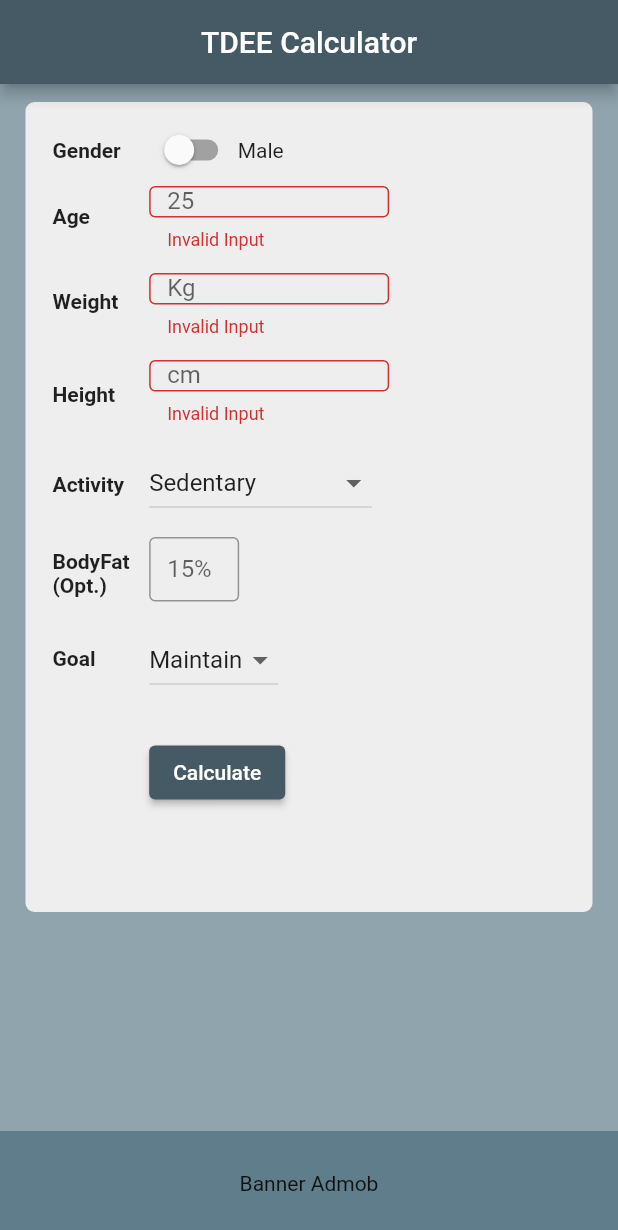
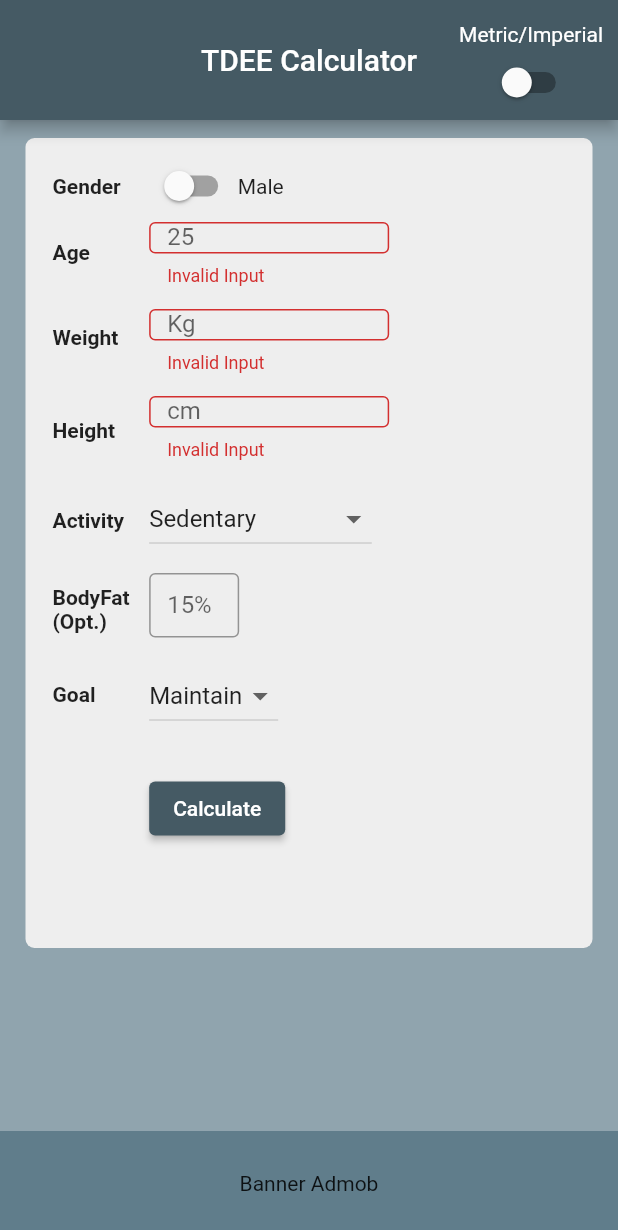
Before and after one commit to grcjariten/kilokallo, a Flutter app: the screen it shows after launch, after a tap on "Calculate", on a phone screen of 412 x 824 dp. Shown: the top 1230 px of the screen. Run offline on Flutter 3.47's test engine with Material 2 defaults, Android fonts, the phone set to English and light mode, and no system bars.

Commit message:
Fatto funzionare il validate per bene Validare il form ora pulisce i campi Switch male/female funzionante per la logica Inserito di nuovo lo switch Metric / Imperial
Cosa fare:
Sostituire l'altezza con un form dropdown con le scelte, bella roba

```diff
--- a/lib/main.dart
+++ b/lib/main.dart
@@ -30,10 +30,16 @@ class _MainPageState extends State<MainPage> {
   String? selectedGoal = "Maintain";
   final formKey = GlobalKey<FormState>();
   bool female = false;
+  bool imperial = false;
   int ageValue = 25;
   int weightValue = 70;
   int heightValue = 170;
-  int? bodyfatValue;
+  int bodyfatValue = 0;
+
+  TextEditingController ageController = TextEditingController();
+  TextEditingController weightController = TextEditingController();
+  TextEditingController heightController = TextEditingController();
+  TextEditingController bodyfatController = TextEditingController();
 
   List<DropdownMenuItem<String>> activities = const [
     DropdownMenuItem(value: "Sedentary", child: Text("Sedentary")),
@@ -55,9 +61,29 @@ class _MainPageState extends State<MainPage> {
       resizeToAvoidBottomInset: true,
       backgroundColor: Colors.blueGrey[300],
       appBar: AppBar(
+        toolbarHeight: 80,
         backgroundColor: Colors.blueGrey[700],
         title: const Text("TDEE Calculator"),
         centerTitle: true,
+        actions: [
+          Padding(
+            padding: const EdgeInsets.fromLTRB(0, 15, 10, 0),
+            child: Column(
+              children: [
+                const Text("Metric/Imperial"),
+                Switch(value: imperial, onChanged: (value) {
+                  setState(() {
+                    value == false ? imperial = false : imperial = true;
+                    print(imperial);
+                  });
+
+                })
+              ],
+
+            ),
+          ),
+
+        ],
 
       ),
       body: Padding(
@@ -100,9 +126,8 @@ class _MainPageState extends State<MainPage> {
                                 value: female,
                                 onChanged: (value) {
                                   setState(() {
-                                    female == true
-                                        ? female = false
-                                        : female = true;
+                                    value == false ? female = false : female = true;
+
                                   });
                                 },
                               ),
@@ -111,11 +136,11 @@ class _MainPageState extends State<MainPage> {
                                   : const Text("Male")
                             ],
                           ),
-                          numberBox(160, "25", "age", 5, 100, false),
-                          numberBox(160, "Kg", "weight", 35, 250, false),
-                          numberBox(160, "cm", "height", 100, 220, false),
+                          numberBox(160, "25", "age", ageController, 5, 100, false),
+                          numberBox(160, "Kg", "weight", weightController, 35, 250, false),
+                          numberBox(160, "cm", "height", heightController, 100, 220, false),
                           dropdownBox(activities, selectedActivity),
-                          numberBox(60, "15%", "bodyfat", 3, 50, true),
+                          numberBox(60, "15%", "bodyfat", bodyfatController, 3, 50, true),
                           dropdownBox(goals, selectedGoal),
                           calculateButton(formKey)
                         ],
@@ -146,8 +171,7 @@ class _MainPageState extends State<MainPage> {
     );
   }
 
-  Padding numberBox(double width, String labelText, String type, int minInput, int maxInput, bool optional) {
-
+  Padding numberBox(double width, String labelText, String type, TextEditingController controller, int minInput, int maxInput, bool optional) {
     String? numberValidator(String? value) {
       if(value==null) {
         return null;
@@ -161,6 +185,7 @@ class _MainPageState extends State<MainPage> {
           return "Invalid Input";
         }
         switch(type) {
+
           case "age": ageValue = int.parse(value);
           break;
           case "weight": weightValue = int.parse(value);
@@ -170,7 +195,8 @@ class _MainPageState extends State<MainPage> {
           case "bodyfat": bodyfatValue = int.parse(value);
           break;
         }
-
+      controller.clear();
+      female = false;
       return null;
     }
 
@@ -180,6 +206,7 @@ class _MainPageState extends State<MainPage> {
         width: width,
         height: 43,
         child: TextFormField(
+          controller: controller,
           keyboardType: TextInputType.number,
           inputFormatters: <TextInputFormatter>[
             FilteringTextInputFormatter.digitsOnly
@@ -195,32 +222,6 @@ class _MainPageState extends State<MainPage> {
     );
   }
 
-
-
-  Padding fieldBox(double width, String labelText, function, bool optional) {
-    return Padding(
-      padding: const EdgeInsets.only(bottom: 15),
-      child: SizedBox(
-        width: width,
-        height: 43,
-        child: TextFormField(
-          validator: (value) {
-            if (value == null || value.isEmpty) {
-              if (optional == false) {
-                return '* Required field';
-              }
-            }
-            return null;
-          },
-          obscureText: false,
-          decoration: InputDecoration(
-            border: const OutlineInputBorder(),
-            labelText: labelText,
-          ),
-        ),
-      ),
-    );
-  }
 
   Padding calculateButton(GlobalKey<FormState> key) {
 
@@ -259,15 +260,14 @@ class _MainPageState extends State<MainPage> {
           onPressed: () {
             double bmr;
             if (key.currentState!.validate()) {
-
-              bodyfatValue != null ? bmr = genderIndex + (weightIndex * weightValue) + (heightIndex * heightValue) - (ageIndex * ageValue)
-              : bmr= 370 + (21.6 * 62.4);
+              bodyfatValue == 0 ? bmr = genderIndex + (weightIndex * weightValue) + (heightIndex * heightValue) - (ageIndex * ageValue)
+              : bmr= 370 + (21.6 * weightValue * (100 - bodyfatValue)/100);
               double tdee = bmr * activityIndex();
               double finalTdee = goalTdee(tdee);
               print("BMR is $bmr");
               print("TDEE is $tdee");
               print("goal TDEE is $finalTdee");
-              bodyfatValue = null;
+              bodyfatValue = 0;
             }
           },
           child: const Text("Calculate")),
```
